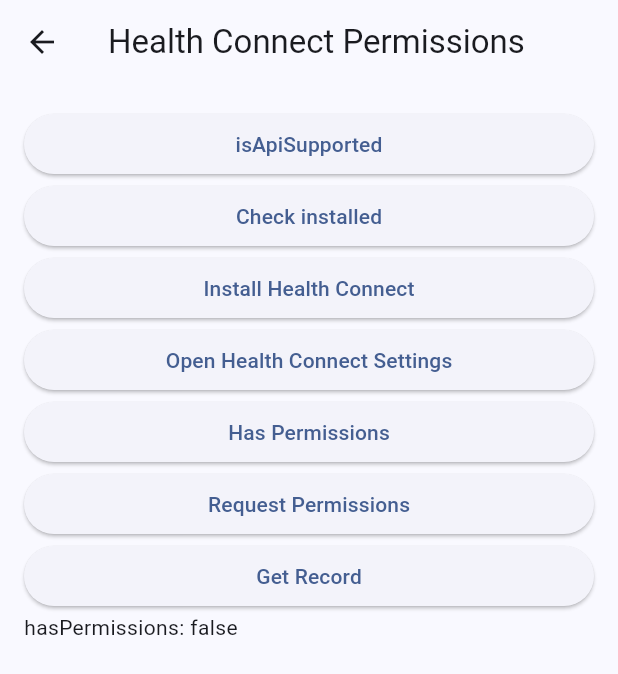
After one commit to DarkCrones1/sleepwell_app, a Flutter app: the ScreenPermisionUser screen opened by its route, after a tap on "isApiSupported", after a tap on "Check installed", after a tap on "Has Permissions", on a phone screen of 412 x 824 dp. The commit adds this screen. Shown: the top 674 px of the screen. Run offline on Flutter 3.47's test engine with Material 3 defaults, Android fonts, the phone set to English and light mode, and no system bars; our stand-ins replace fl_chart, flutter_local_notifications; missing offline and left inert: flutter_health_connect.

Commit message:
Added HealthConnect

```diff
--- a/lib/main.dart
+++ b/lib/main.dart
@@ -2,6 +2,8 @@
 // import 'package:provider/provider.dart';
 import 'package:sleepwell_app/config/theme.dart';
 import 'package:sleepwell_app/presentation/screens/screen_navbar/screen_navbar.dart';
+import 'package:sleepwell_app/presentation/screens/screen_permision/screen_permision_user.dart';
+import 'package:sleepwell_app/presentation/screens/screen_principal/screen_profile.dart';
 import 'package:sleepwell_app/presentation/screens/screen_user/screen_user_login.dart';
 import 'package:sleepwell_app/presentation/screens/screen_user/screen_user_recover.dart';
 import 'package:sleepwell_app/presentation/screens/screen_user/screen_user_signup.dart';
@@ -38,6 +40,7 @@
         '/log_in': (context) => const LoginPageScreen(),
         '/sign_up': (context) => const SignUpPageScreen(),
         '/recover_pass': (context) => const RecoverPassPageScreen(),
+        '/screen_permissions': (context) => const ScreenPermisionUser(),
       },
     );
   }
--- /dev/null
+++ b/lib/presentation/screens/screen_permision/screen_permision_user.dart
@@ -0,0 +1,111 @@
+import 'package:flutter/material.dart';
+import 'package:flutter_health_connect/flutter_health_connect.dart';
+
+class ScreenPermisionUser extends StatefulWidget {
+  const ScreenPermisionUser({super.key});
+
+  @override
+  State<ScreenPermisionUser> createState() => _ScreenPermisionUserState();
+}
+
+class _ScreenPermisionUserState extends State<ScreenPermisionUser> {
+  final List<HealthConnectDataType> types = [
+    HealthConnectDataType.Steps,
+    HealthConnectDataType.HeartRate,
+    HealthConnectDataType.SleepSession,
+    HealthConnectDataType.OxygenSaturation,
+    HealthConnectDataType.RespiratoryRate,
+  ];
+
+  bool readOnly = false;
+  String resultText = '';
+
+  @override
+  Widget build(BuildContext context) {
+    return Scaffold(
+      appBar: AppBar(
+        title: const Text('Health Connect Permissions'),
+      ),
+      body: ListView(
+        padding: const EdgeInsets.all(16),
+        children: [
+          ElevatedButton(
+            onPressed: () async {
+              var result = await HealthConnectFactory.isApiSupported();
+              setState(() {
+                resultText = 'isApiSupported: $result';
+              });
+            },
+            child: const Text('isApiSupported'),
+          ),
+          ElevatedButton(
+            onPressed: () async {
+              var result = await HealthConnectFactory.isAvailable();
+              setState(() {
+                resultText = 'isAvailable: $result';
+              });
+            },
+            child: const Text('Check installed'),
+          ),
+          ElevatedButton(
+            onPressed: () async {
+              await HealthConnectFactory.installHealthConnect();
+            },
+            child: const Text('Install Health Connect'),
+          ),
+          ElevatedButton(
+            onPressed: () async {
+              await HealthConnectFactory.openHealthConnectSettings();
+            },
+            child: const Text('Open Health Connect Settings'),
+          ),
+          ElevatedButton(
+            onPressed: () async {
+              var result = await HealthConnectFactory.hasPermissions(
+                types,
+                readOnly: readOnly,
+              );
+              setState(() {
+                resultText = 'hasPermissions: $result';
+              });
+            },
+            child: const Text('Has Permissions'),
+          ),
+          ElevatedButton(
+            onPressed: () async {
+              var result = await HealthConnectFactory.requestPermissions(
+                types,
+                readOnly: readOnly,
+              );
+              setState(() {
+                resultText = 'requestPermissions: $result';
+              });
+            },
+            child: const Text('Request Permissions'),
+          ),
+          ElevatedButton(
+            onPressed: () async {
+              var startTime = DateTime.now().subtract(const Duration(days: 4));
+              var endTime = DateTime.now();
+
+              // Itera sobre los tipos de datos en `types` y obtiene los registros uno por uno
+              for (var type in types) {
+                var result = await HealthConnectFactory.getRecord(
+                  type: type, // Aquí se pasa un solo tipo a la vez
+                  startTime: startTime,
+                  endTime: endTime,
+                );
+
+                setState(() {
+                  resultText += '\nType: ${type.name}\nResult: $result\n';
+                });
+              }
+            },
+            child: const Text('Get Record'),
+          ),
+          Text(resultText),
+        ],
+      ),
+    );
+  }
+}
--- a/pubspec.yaml
+++ b/pubspec.yaml
@@ -39,6 +39,7 @@
   fl_chart: ^0.69.0
   intl: ^0.19.0
   flutter_local_notifications: ^18.0.0
+  flutter_health_connect: ^1.2.3
 
 flutter_icons:
   android: "launcher_icon"
```
Also changed, not shown: lib/presentation/screens/screen_principal/screen_profile.dart (+24 -6 lines), pubspec.lock, 4 other files.
